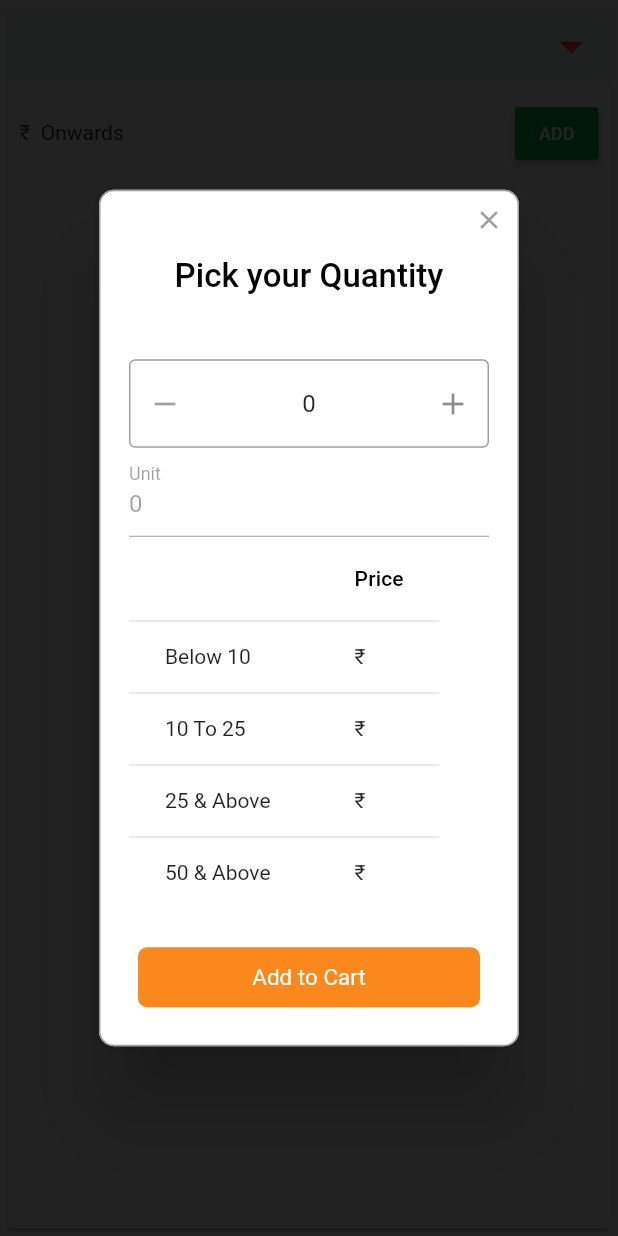
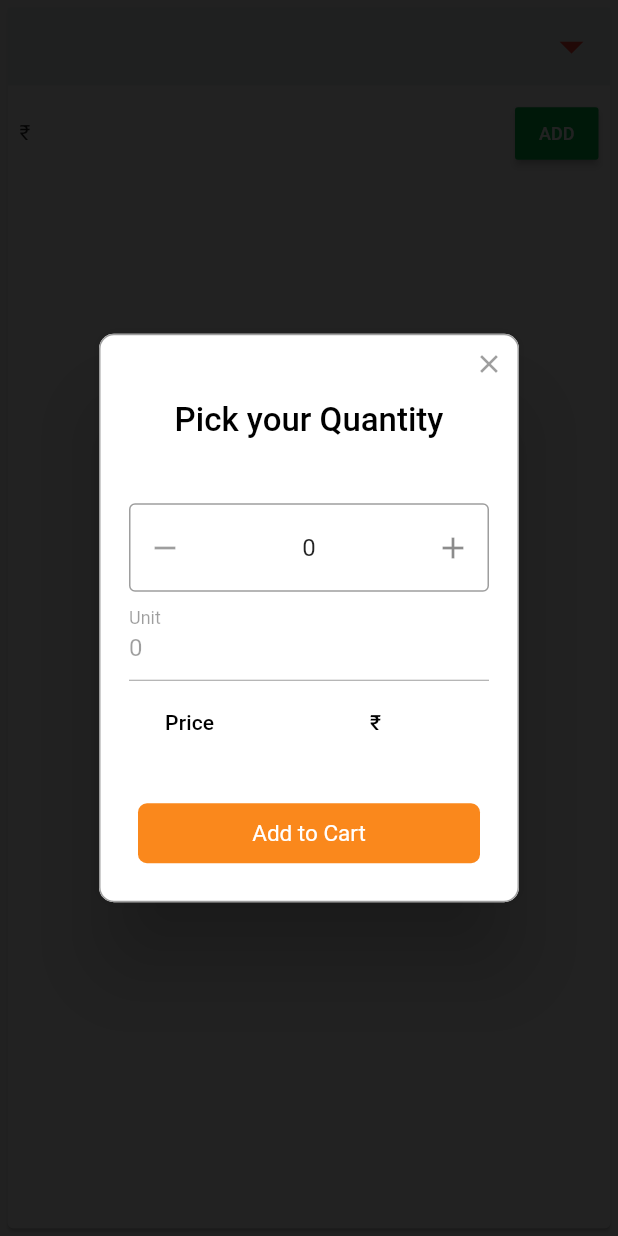
Before and after one commit to mniyaz/almightyapp, a Flutter app: the ProductCard widget shown alone on an empty page, opened directly with empty values, after a tap on "ADD", on a phone screen of 412 x 824 dp. Run offline on Flutter 3.47's test engine with Material 2 defaults, Android fonts, the phone set to English and light mode, and no system bars; drawn by our look-alikes of flutter_spinbox, rflutter_alert; our stand-ins replace awesome_dialog, firebase_messaging, flutter_local_notifications, fluttertoast, month_picker_dialog, reactive_forms and 1 more; missing offline and left inert: filter_list; accounts and stored records are empty; generated files the repository leaves out were written again.

Commit message:
updating new feature for pricing

```diff
--- a/lib/cards/product_card.dart
+++ b/lib/cards/product_card.dart
@@ -1,5 +1,6 @@
 import 'package:almighty/models/items_model.dart';
 import 'package:almighty/models/order_model.dart';
+import 'package:almighty/models/price_model.dart';
 import 'package:almighty/services/item_price_service.dart';
 import 'package:flutter/material.dart';
 import 'package:awesome_dialog/awesome_dialog.dart';
@@ -83,20 +84,27 @@ class ProductCardState extends State<ProductCard> {
                 labelText: product.itemUnitType == "KG" ? "Weight" : "Unit",
               ),
             ),
-            product.itemPriceBag != null && product.itemPriceBag != "0"
+            product.prices != null && product.prices.length > 0
                 ? Container(
                     child: DataTable(
                         columns: [
                           DataColumn(label: Text(product.itemUnitType)),
                           DataColumn(label: Text("Price")),
                         ],
-                      rows: [
-                        DataRow(
+                        rows: product.prices
+                            .map(
+                              (price) => DataRow(
                                 cells: [
                                   DataCell(
                                     Container(
                                       child: Text(
-                                  "Below 10",
+                                        price.lessThan == 0
+                                            ? price.greaterThan.toString() +
+                                                ' & ' +
+                                                "Above"
+                                            : price.greaterThan.toString() +
+                                                ' - ' +
+                                                price.lessThan.toString(),
                                         overflow: TextOverflow.ellipsis,
                                       ),
                                     ),
@@ -104,82 +112,25 @@ class ProductCardState extends State<ProductCard> {
                                   DataCell(
                                     Container(
                                       child: Text(
-                                  "\u20B9" + product.itemPrice,
+                                        "\u20B9" + price.price.toString(),
                                         overflow: TextOverflow.ellipsis,
                                       ),
                                     ),
                                   ),
                                 ],
                               ),
-                        DataRow(
-                          cells: [
-                            DataCell(
-                              Container(
-                                child: Text(
-                                  "10 To 25",
-                                  overflow: TextOverflow.ellipsis,
-                                ),
-                              ),
-                            ),
-                            DataCell(
-                              Container(
-                                child: Text(
-                                  "\u20B9" + product.itemPrice10To25,
-                                  overflow: TextOverflow.ellipsis,
-                                ),
-                              ),
-                            ),
-                          ],
-                        ),
-                        DataRow(
-                          cells: [
-                            DataCell(
-                              Container(
-                                child: Text(
-                                  "25 & Above",
-                                  overflow: TextOverflow.ellipsis,
-                                ),
-                              ),
-                            ),
-                            DataCell(
-                              Container(
-                                child: Text(
-                                  "\u20B9" + product.itemPriceAbove25,
-                                  overflow: TextOverflow.ellipsis,
-                                ),
-                              ),
-                            ),
-                          ],
-                        ),
-                        DataRow(
-                          cells: [
-                            DataCell(
-                              Container(
-                                child: Text(
-                                  "50 & Above",
-                                  overflow: TextOverflow.ellipsis,
-                                ),
-                              ),
-                            ),
-                            DataCell(
-                              Container(
-                                child: Text(
-                                  "\u20B9" + product.itemPriceBag,
-                                  overflow: TextOverflow.ellipsis,
-                                ),
-                              ),
-                            ),
-                          ],
-                        ),
-                      ],
-                    ),
+                            )
+                            .toList()),
                   )
                 : Container(
                     width: double.infinity,
                     child: DataTable(
                       columns: [
                         DataColumn(label: Text("Price")),
-                        DataColumn(label: Text("\u20B9" + product.itemPrice)),
+                        DataColumn(
+                            label: Text(product.itemPrice != null
+                                ? "\u20B9" + product.itemPrice
+                                : "\u20B9" + "0")),
                       ],
                       rows: [],
                     ),
@@ -197,8 +148,8 @@ class ProductCardState extends State<ProductCard> {
 
                 item.qty = int.parse(_controller.text);
 
-                if (product.itemPriceBag != null &&
-                    product.itemPriceBag != "0") {
+                if (product.prices != null &&
+                    product.prices.length > 0) {
                   item.price =
                       ItemPriceService.getProductPrice(_currentValue, product);
                 } else {
@@ -307,9 +258,15 @@ class ProductCardState extends State<ProductCard> {
               Container(
                 padding: EdgeInsets.fromLTRB(0, 15, 5, 0),
                 child: Text(
-                  product.itemPriceBag != null
-                      ? "\u20B9" + " " + product.itemPriceBag + " Onwards"
-                      : "\u20B9" + " " + product.itemPrice,
+                  product.prices != null && product.prices.length > 0
+                      ? "\u20B9" +
+                          " " +
+                          product.prices[product.prices.length - 1].price
+                              .toString() +
+                          " Onwards"
+                      : product.itemPrice != null
+                          ? "\u20B9" + product.itemPrice
+                          : "\u20B9" + "0",
                   overflow: TextOverflow.ellipsis,
                 ),
               ),
--- /dev/null
+++ b/lib/models/price_model.dart
@@ -0,0 +1,28 @@
+import 'package:json_annotation/json_annotation.dart';
+
+part 'price_model.g.dart';
+
+@JsonSerializable()
+class Price {
+  int pId;
+  double greaterThan;
+  bool greaterThanOrEqualTo;
+  double lessThan;
+  bool lessThanOrEqualTo;
+  double price;
+  bool itemPriceRaised;
+  double previousPrice;
+
+  Price(
+      {this.pId,
+      this.greaterThan,
+      this.greaterThanOrEqualTo,
+      this.lessThan,
+      this.lessThanOrEqualTo,
+      this.price,
+      this.itemPriceRaised,
+      this.previousPrice});
+
+  factory Price.fromJson(Map<String, dynamic> json) => _$PriceFromJson(json);
+  Map<String, dynamic> toJson() => _$PriceToJson(this);
+}
```
Also changed, not shown: lib/models/product.dart (+11 -52 lines), lib/pages/home.dart (+7 -1 lines), lib/services/item_price_service.dart (+11 -19 lines), lib/models/price_model.g.dart (added), lib/models/product.g.dart (added). Lines whose indentation alone changed are shown as unchanged.
